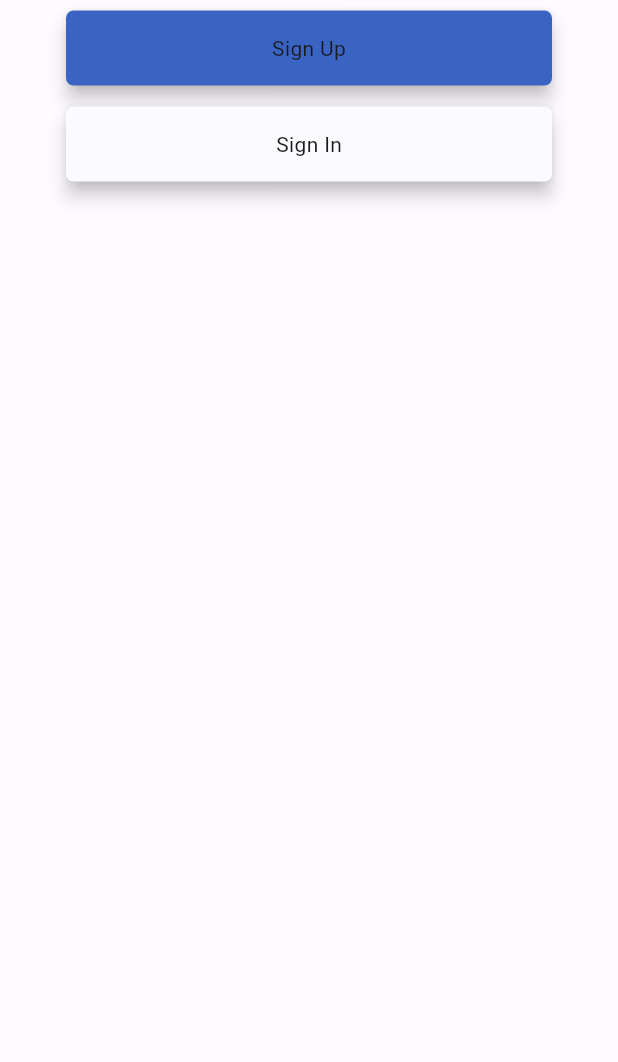
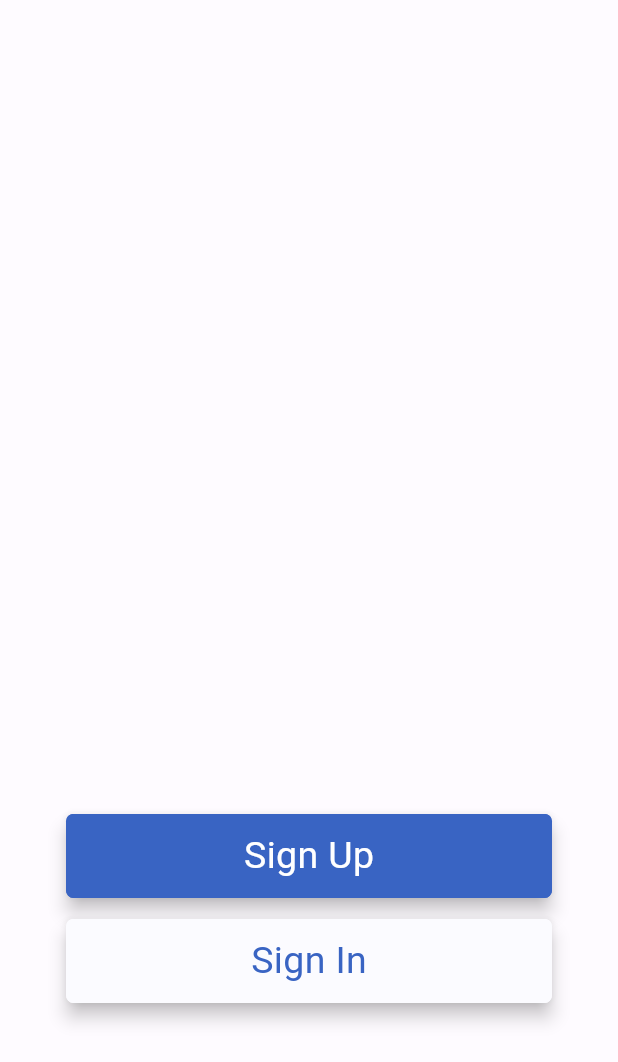
Before and after one commit to rjxwjfl/flutter_project, a Flutter app: the screen it shows after launch, after a tap on "Sign In", on a phone screen of 412 x 824 dp. Shown: the top 1062 px of the screen. Run offline on Flutter 3.47's test engine with Material 2 defaults, Android fonts, the phone set to English and light mode, and no system bars; our stand-ins replace cloud_firestore, firebase_auth, firebase_core, flutter_riverpod, google_sign_in, sqflite and 1 more; accounts and stored records are empty.

Commit message:
design work

```diff
--- a/lib/view/splash/login_signup_screen.dart
+++ b/lib/view/splash/login_signup_screen.dart
@@ -12,8 +12,10 @@ class _LoginSignUpScreenState extends State<LoginSignUpScreen>
     with TickerProviderStateMixin {
   late AnimationController _signUpAnimationController;
   late AnimationController _signInAnimationController;
-  late Animation<double> _animation;
-  bool _isSignup = false;
+  late Animation<double> _signUpAnimation;
+  late Animation<double> _signInAnimation;
+  bool _isSignUp = false;
+  bool _isSignIn = false;
 
   @override
   void initState() {
@@ -22,23 +24,27 @@ class _LoginSignUpScreenState extends State<LoginSignUpScreen>
         vsync: this, duration: const Duration(milliseconds: 1000));
     _signInAnimationController = AnimationController(
         vsync: this, duration: const Duration(milliseconds: 1000));
-    _animation =
+    _signUpAnimation =
+        Tween<double>(begin: 0, end: 1).animate(_signUpAnimationController);
+    _signInAnimation =
         Tween<double>(begin: 0, end: 1).animate(_signUpAnimationController);
   }
 
   @override
   void dispose() {
     _signUpAnimationController.dispose();
+    _signInAnimationController.dispose();
     super.dispose();
   }
 
   @override
   Widget build(BuildContext context) {
-    Size _size = MediaQuery.of(context).size;
-    ColorScheme _scheme = Theme.of(context).colorScheme;
     return Scaffold(
       body: SingleChildScrollView(
-        child: Center(
+        child: Column(
+          children: [
+            SizedBox(height: MediaQuery.of(context).size.height * 0.65),
+            Center(
               child: InkWell(
                 splashColor: Colors.transparent,
                 focusColor: Colors.transparent,
@@ -50,34 +56,39 @@ class _LoginSignUpScreenState extends State<LoginSignUpScreen>
                 },
                 child: Column(
                   mainAxisAlignment: MainAxisAlignment.center,
+                  crossAxisAlignment: CrossAxisAlignment.center,
                   children: [
                     CustomExtensionButton(
+                        callback: () {
+                          setState(() {
+                            _isSignUp = !_isSignUp;
+                          });
+                        },
                         splashColor: Colors.white,
                         highLightColor: Colors.white,
                         controller: _signUpAnimationController,
+                        animation: _signUpAnimation,
                         content: "Sign Up",
                         color: const Color(0xff3964c3)),
                     CustomExtensionButton(
+                        callback: () {
+                          setState(() {
+                            _isSignIn = !_isSignIn;
+                          });
+                        },
                         splashColor: const Color(0xff3964c3),
                         highLightColor: const Color(0xff3964c3),
                         controller: _signInAnimationController,
+                        animation: _signInAnimation,
                         content: "Sign In",
                         color: const Color(0xfffbfbff))
                   ],
-              )),
+                ),
+              ),
+            ),
+          ],
         ),
       ),
     );
   }
 }
-
-// Placeholder(
-//                     fallbackHeight: 200,
-//                   ),
-//                   TextButton(onPressed: (){
-//                     setState(() {
-//                       _isSignup = !_isSignup;
-//                     });
-//                   }, child: const Text("Switch")),
-//                   _isSignup? const SignUpView(): const LoginView() ,
-//                   SizedBox(height: kToolbarHeight)
--- a/lib/view/splash/model/custom_extension_button.dart
+++ b/lib/view/splash/model/custom_extension_button.dart
@@ -7,6 +7,8 @@ class CustomExtensionButton extends StatefulWidget {
       required this.splashColor,
       required this.highLightColor,
       required this.content,
+      required this.callback,
+      required this.animation,
       Key? key})
       : super(key: key);
 
@@ -15,6 +17,8 @@ class CustomExtensionButton extends StatefulWidget {
   final Color splashColor;
   final Color highLightColor;
   final String content;
+  final Animation animation;
+  final void Function() callback;
 
   @override
   State<CustomExtensionButton> createState() => _CustomExtensionButtonState();
@@ -33,19 +37,24 @@ class _CustomExtensionButtonState extends State<CustomExtensionButton>
           borderRadius: BorderRadius.all(Radius.circular(5)),
         ),
         child: InkWell(
-          onTap: () {},
+          onTap: widget.callback,
           borderRadius: const BorderRadius.all(Radius.circular(5)),
           splashColor: widget.splashColor,
-          focusColor: Colors.transparent,
-          hoverColor: Colors.transparent,
           highlightColor: widget.highLightColor,
-          overlayColor: null,
-          child: Padding(
-            padding: const EdgeInsets.only(top: 15, bottom: 15),
+          child: Ink(
+            decoration: BoxDecoration(
+                color: widget.color,
+                borderRadius: const BorderRadius.all(Radius.circular(5))),
             child: Center(
-              child: Container(
-                color: widget.color,
-                child: Text(widget.content),
+              child: Padding(
+                padding: const EdgeInsets.only(top: 10, bottom: 10),
+                child: Text(
+                  widget.content,
+                  style: TextStyle(
+                      fontSize: 25,
+                      fontWeight: FontWeight.w400,
+                      color: widget.splashColor),
+                ),
               ),
             ),
           ),
```
Also changed, not shown: pubspec.lock. Lines whose indentation alone changed are shown as unchanged.
